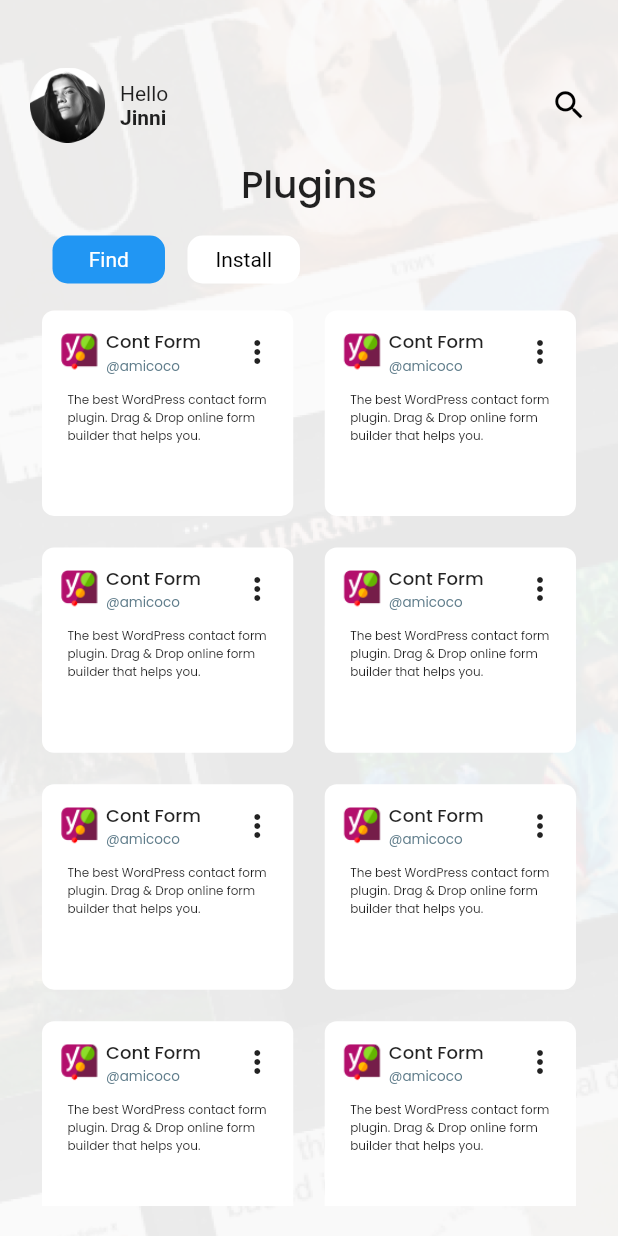
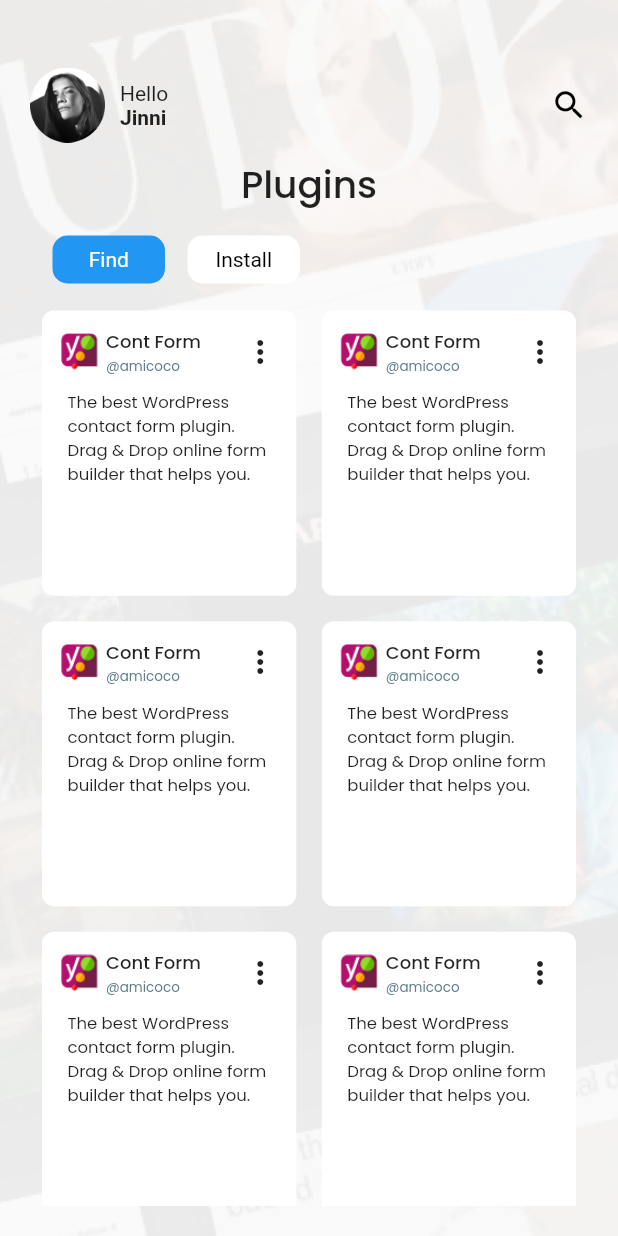
Before and after one commit to safiullahpk611/Sabki, a Flutter app: the PluginsScreen screen opened directly, on a phone screen of 412 x 824 dp. Run offline on Flutter 3.47's test engine with Material 2 defaults, Android fonts, the phone set to English and light mode, and no system bars; our stand-ins replace cloud_firestore, curved_navigation_bar, firebase_auth, firebase_core, flutter_svg, flutter_svg_provider and 5 more; missing offline and left inert: youtube_explode_dart; accounts and stored records are empty; Roboto replaces fonts that are missing (Poppins-Light); project files that could hold a hidden picture were left out.

Commit message:
ui updated

```diff
--- a/lib/core/services/auth_Services.dart
+++ b/lib/core/services/auth_Services.dart
@@ -79,10 +79,12 @@ class AuthServices{
       );
       print("===========>>> User login Successfully");
       if(credentials.user != null){
+        print(">>>>>>>>>>>>>>>>.>>>>>>>>>>>>>>>>>>>>> user not null");
         customAuthResult.user = credentials.user;
         this.appUser = appUser;
         this.appUser.appUserId = credentials.user!.uid;
         this.isLogin = true;
+        this.appUser.isfirstLogin=true;
         ///
         /// Get User ===========================>>>>
         ///
--- a/lib/core/services/database_services.dart
+++ b/lib/core/services/database_services.dart
@@ -32,7 +32,9 @@ class DatabaseServices {
       print("????object ${snapshot.id}");
 
       return AppUser.fromJson(snapshot.data(), snapshot.id);
-    } catch (e) {
+
+    }
+    catch (e) {
       print('Exception @DatabaseService/getUser $e');
       return AppUser();
     }
--- a/lib/ui/screen/auth/signin_sceen/loginProvider.dart
+++ b/lib/ui/screen/auth/signin_sceen/loginProvider.dart
@@ -55,6 +55,7 @@ class LoginProvider extends BaseViewModal {
       setState(ViewState.idle);
 
       if (customAuthResult.user != null) {
+        print(".............................................");
         print("App user Id: ${_authService.appUser.appUserId}");
 
         if (_authService.appUser.isfirstLogin == true) {
--- a/lib/ui/screen/inquires_screen/inquires_screen.dart
+++ b/lib/ui/screen/inquires_screen/inquires_screen.dart
@@ -106,7 +106,7 @@ class _InquiresScreenState extends State<InquiresScreen> {
                                           textStyle: TextStyle(
                                               color:
                                                   Colors.blueGrey,
-                                              fontSize: 9,
+                                              fontSize: 11,
                                               fontFamily:
                                                   'Poppins-Light')),
                                     ),
@@ -127,7 +127,7 @@ class _InquiresScreenState extends State<InquiresScreen> {
                               padding: const EdgeInsets.symmetric(horizontal: 10,vertical: 5),
                               child: Text("Hello, I'm interested in learning more about your product/service. Can you provide me with more information on pricing and features?",style: GoogleFonts.poppins(
                                   textStyle: TextStyle(
-                                      fontSize: 10,
+                                      fontSize: 12,
                                       fontFamily:
                                       'Poppins-Light')),),
                             ),
--- a/lib/ui/screen/plugins_screen/plugins_screen.dart
+++ b/lib/ui/screen/plugins_screen/plugins_screen.dart
@@ -139,10 +139,10 @@ class _PluginsScreenState extends State<PluginsScreen> {
                           child: GridView.builder(
                             gridDelegate:
                                 SliverGridDelegateWithFixedCrossAxisCount(
-                                    mainAxisSpacing: 5,
-                                    crossAxisSpacing: 5,
+                                    mainAxisSpacing: 1,
+                                    crossAxisSpacing: 1,
                                     crossAxisCount: 2,
-                                    childAspectRatio: 1.2),
+                                    childAspectRatio: 0.9),
                             itemBuilder: (context, index) {
                               return Padding(
                                 padding: const EdgeInsets.all(8.0),
@@ -210,7 +210,7 @@ class _PluginsScreenState extends State<PluginsScreen> {
                                           "The best WordPress contact form plugin. Drag & Drop online form builder that helps you.",
                                           style: GoogleFonts.poppins(
                                               textStyle: TextStyle(
-                                                  fontSize: 8,
+                                                  fontSize: 11,
                                                   fontFamily: 'Poppins-Light')),
                                         ),
                                       ),
@@ -222,22 +222,22 @@ class _PluginsScreenState extends State<PluginsScreen> {
                           ),
                         )
                       : model.value == 1
-                          ? Expanded(
+                          ?  Expanded(
                           child: GridView.builder(
                             gridDelegate:
                                 SliverGridDelegateWithFixedCrossAxisCount(
-                                        mainAxisSpacing: 5,
-                                        crossAxisSpacing: 5,
+                                    mainAxisSpacing: 1,
+                                    crossAxisSpacing: 1,
                                     crossAxisCount: 2,
-                                        childAspectRatio: 1.2),
+                                    childAspectRatio: 0.9),
                             itemBuilder: (context, index) {
                               return Padding(
                                 padding: const EdgeInsets.all(8.0),
                                 child: Container(
                                   decoration: BoxDecoration(
                                       color: Colors.white,
-                                          borderRadius: BorderRadius.all(
-                                              Radius.circular(8))),
+                                      borderRadius:
+                                          BorderRadius.all(Radius.circular(8))),
                                   padding: EdgeInsets.all(12),
                                   child: Column(
                                     children: [
@@ -271,8 +271,7 @@ class _PluginsScreenState extends State<PluginsScreen> {
                                                 "@amicoco",
                                                 style: GoogleFonts.poppins(
                                                     textStyle: TextStyle(
-                                                            color:
-                                                                Colors.blueGrey,
+                                                        color: Colors.blueGrey,
                                                         fontSize: 9,
                                                         fontFamily:
                                                             'Poppins-Light')),
@@ -298,9 +297,8 @@ class _PluginsScreenState extends State<PluginsScreen> {
                                           "The best WordPress contact form plugin. Drag & Drop online form builder that helps you.",
                                           style: GoogleFonts.poppins(
                                               textStyle: TextStyle(
-                                                      fontSize: 8,
-                                                      fontFamily:
-                                                          'Poppins-Light')),
+                                                  fontSize: 11,
+                                                  fontFamily: 'Poppins-Light')),
                                         ),
                                       ),
                                     ],
```
Also changed, not shown: lib/ui/screen/home_screen/home_screen.dart (+9 -11 lines), lib/ui/screen/more_screen/more_screen.dart (+5 -5 lines). Lines whose indentation alone changed are shown as unchanged.
